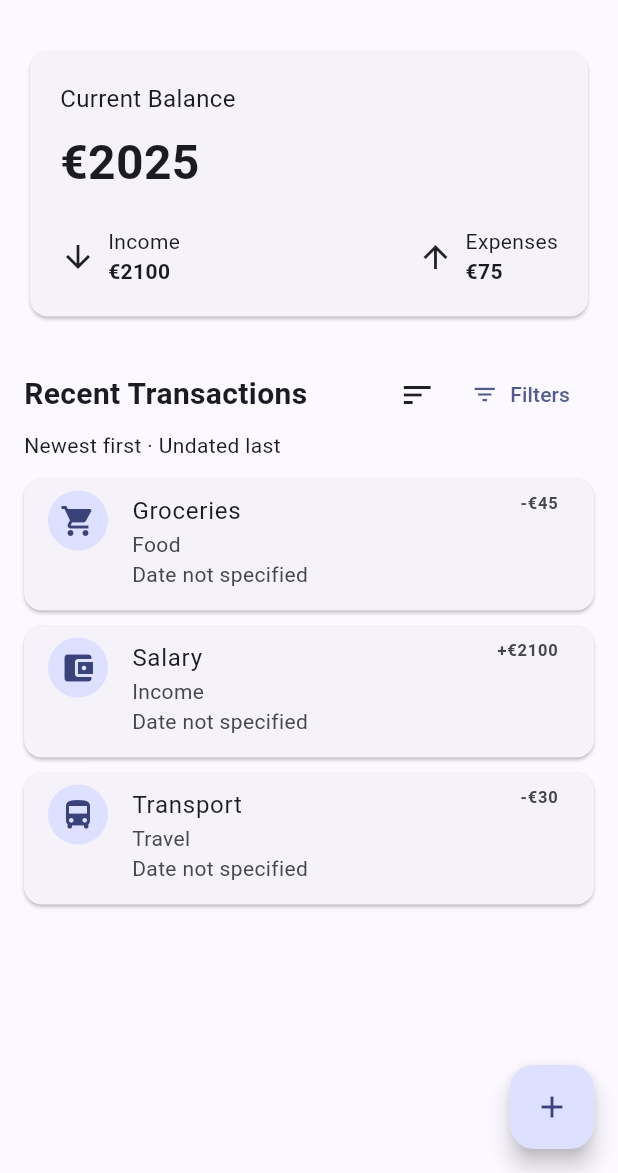
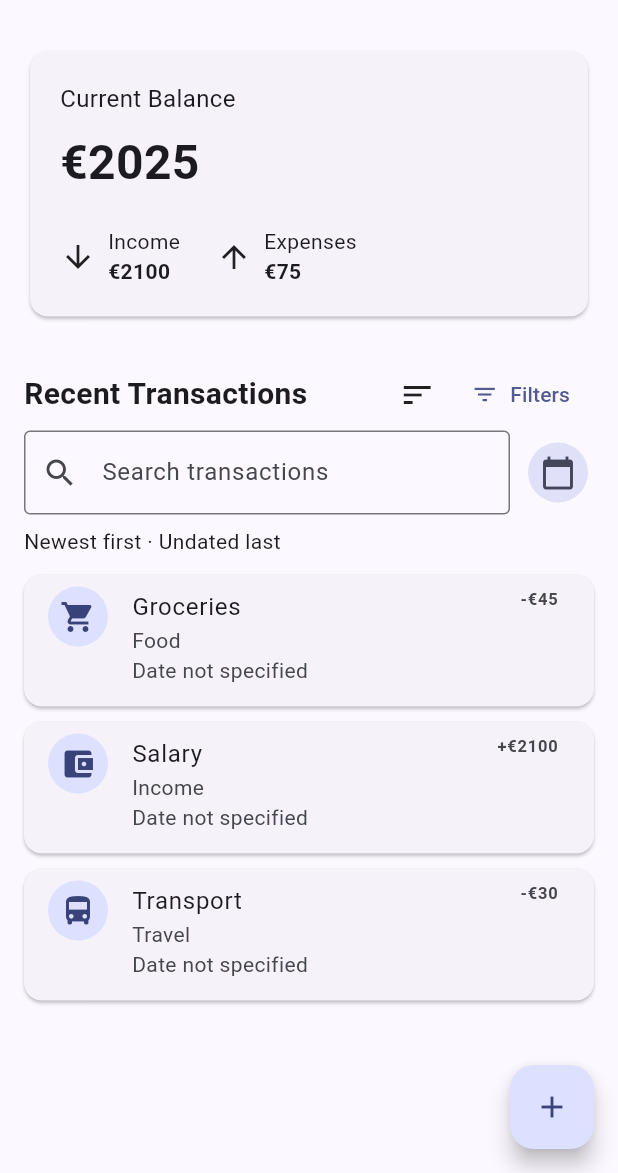
Before and after one commit to cansugedik/pocket_plan, a Flutter app: the screen it shows after launch, on a phone screen of 412 x 824 dp, the part 63-1236 px from its top. Run offline on Flutter 3.47's test engine with Material 3 defaults, Android fonts, the phone set to English and light mode, and no system bars; our stand-ins replace shared_preferences.

Commit message:
Add transaction search with calendar date filtering

```diff
--- a/lib/screens/home_page.dart
+++ b/lib/screens/home_page.dart
@@ -5,6 +5,8 @@ import 'package:shared_preferences/shared_preferences.dart';
 
 import '../model/transaction.dart';
 import '../utils/transaction_sort.dart';
+import '../utils/transaction_search.dart';
+import '../utils/transaction_date_filter.dart';
 import '../widgets/balance_card.dart';
 import '../widgets/transaction_item.dart';
 import 'add_transaction_page.dart';
@@ -22,10 +24,20 @@ class _HomePageState extends State<HomePage> {
 
   List<Transaction> transactions = [];
   bool isLoading = true;
+  final searchController = TextEditingController();
+  String searchQuery = '';
+
+  @override
+  void dispose() {
+    searchController.dispose();
+    super.dispose();
+  }
+
   bool oldestFirst = false;
   String typeFilter = 'all';
   String? categoryFilter;
   String? monthFilter;
+  DateTime? searchDate;
 
   bool get hasFilters =>
       typeFilter != 'all' || categoryFilter != null || monthFilter != null;
@@ -254,9 +266,11 @@ class _HomePageState extends State<HomePage> {
   @override
   Widget build(BuildContext context) {
     final matchingTransactions = transactions.where((t) {
+      if (!matchesTransactionQuery(t, searchQuery)) return false;
       if (typeFilter == 'income' && !t.isIncome) return false;
       if (typeFilter == 'expense' && t.isIncome) return false;
       if (categoryFilter != null && t.category != categoryFilter) return false;
+      if (!matchesTransactionDate(t.date, searchDate)) return false;
       if (monthFilter == 'undated') return t.date == null;
       if (monthFilter != null) {
         return t.date != null && monthKey(t.date!) == monthFilter;
@@ -310,15 +324,20 @@ class _HomePageState extends State<HomePage> {
           ? const Center(child: CircularProgressIndicator())
           : Padding(
               padding: const EdgeInsets.all(16),
+              child: NestedScrollView(
+                headerSliverBuilder: (context, innerBoxIsScrolled) => [
+                  SliverToBoxAdapter(
                     child: Column(
-                crossAxisAlignment: CrossAxisAlignment.start,
+                      crossAxisAlignment: CrossAxisAlignment.stretch,
                       children: [
+                        if (MediaQuery.viewInsetsOf(context).bottom == 0) ...[
                           BalanceCard(
                             balance: balance,
                             income: totalIncome,
                             expense: totalExpense,
                           ),
                           const SizedBox(height: 24),
+                        ],
                         Row(
                           children: [
                             const Expanded(
@@ -352,16 +371,74 @@ class _HomePageState extends State<HomePage> {
                             TextButton.icon(
                               onPressed: showFilters,
                               icon: const Icon(Icons.filter_list),
-                        label: Text(hasFilters ? 'Filters on' : 'Filters'),
+                              label: Text(
+                                hasFilters ? 'Filters on' : 'Filters',
+                              ),
                             ),
                           ],
                         ),
+                        Row(
+                          children: [
+                            Expanded(
+                              child: TextField(
+                                key: const ValueKey('transaction-search'),
+                                controller: searchController,
+                                onChanged: (value) =>
+                                    setState(() => searchQuery = value),
+                                decoration: InputDecoration(
+                                  labelText: 'Search transactions',
+                                  hintText: 'Title or category',
+                                  prefixIcon: const Icon(Icons.search),
+                                  suffixIcon: searchQuery.isEmpty
+                                      ? null
+                                      : IconButton(
+                                          tooltip: 'Clear search',
+                                          icon: const Icon(Icons.clear),
+                                          onPressed: () => setState(() {
+                                            searchController.clear();
+                                            searchQuery = '';
+                                          }),
+                                        ),
+                                  border: const OutlineInputBorder(),
+                                ),
+                              ),
+                            ),
+                            const SizedBox(width: 8),
+                            IconButton.filledTonal(
+                              tooltip: 'Search by date',
+                              onPressed: () async {
+                                final picked = await showDatePicker(
+                                  context: context,
+                                  initialDate: searchDate ?? DateTime.now(),
+                                  firstDate: DateTime(1900),
+                                  lastDate: DateTime(2100, 12, 31),
+                                );
+                                if (!mounted || picked == null) return;
+                                setState(() => searchDate = picked);
+                              },
+                              icon: const Icon(Icons.calendar_today),
+                            ),
+                          ],
+                        ),
+                        if (searchDate != null)
+                          Align(
+                            alignment: Alignment.centerLeft,
+                            child: InputChip(
+                              label: Text(
+                                'Date: ${MaterialLocalizations.of(context).formatShortDate(searchDate!)}',
+                              ),
+                              onDeleted: () =>
+                                  setState(() => searchDate = null),
+                              deleteButtonTooltipMessage: 'Clear search date',
+                            ),
+                          ),
+                        const SizedBox(height: 8),
                         Text(
                           '${oldestFirst ? 'Oldest first' : 'Newest first'} · Undated last',
                         ),
                         if (hasFilters) ...[
                           const Text(
-                      'Filters affect the list. Balance shows all transactions.',
+                            'Search and filters affect the list. Balance shows all transactions.',
                           ),
                           TextButton(
                             onPressed: () => setState(() {
@@ -373,11 +450,16 @@ class _HomePageState extends State<HomePage> {
                           ),
                         ],
                         const SizedBox(height: 12),
-                  Expanded(
-                    child: visibleTransactions.isEmpty
+                      ],
+                    ),
+                  ),
+                ],
+                body: visibleTransactions.isEmpty
                     ? Center(
                         child: Text(
-                              hasFilters
+                          searchQuery.trim().isNotEmpty || searchDate != null
+                              ? 'No transactions match your search and filters.'
+                              : hasFilters
                               ? 'No transactions match your filters.'
                               : 'No transactions yet.',
                         ),
@@ -403,9 +485,7 @@ class _HomePageState extends State<HomePage> {
 
                               if (!mounted || result == null) return;
 
-                                  final index = transactions.indexOf(
-                                    transaction,
-                                  );
+                              final index = transactions.indexOf(transaction);
 
                               if (index == -1) return;
 
@@ -427,9 +507,7 @@ class _HomePageState extends State<HomePage> {
                               if (!mounted) return;
 
                               if (!saved) {
-                                    ScaffoldMessenger.of(
-                                      this.context,
-                                    ).showSnackBar(
+                                ScaffoldMessenger.of(this.context).showSnackBar(
                                   const SnackBar(
                                     content: Text(
                                       'Transaction could not be saved.',
@@ -453,8 +531,6 @@ class _HomePageState extends State<HomePage> {
                           );
                         },
                       ),
-                  ),
-                ],
               ),
             ),
       floatingActionButton: FloatingActionButton(
--- /dev/null
+++ b/lib/utils/transaction_date_filter.dart
@@ -0,0 +1,8 @@
+/// Matches a selected calendar day; no selection includes all dates.
+bool matchesTransactionDate(DateTime? date, DateTime? selectedDate) {
+  if (selectedDate == null) return true;
+  return date != null &&
+      date.year == selectedDate.year &&
+      date.month == selectedDate.month &&
+      date.day == selectedDate.day;
+}
--- /dev/null
+++ b/lib/utils/transaction_search.dart
@@ -0,0 +1,12 @@
+import '../model/transaction.dart';
+
+String _normalize(String value) =>
+    value.toLowerCase().replaceAll('ı', 'i').replaceAll('i\u0307', 'i');
+
+/// Matches a literal substring in the title or category, ignoring case.
+bool matchesTransactionQuery(Transaction transaction, String query) {
+  final term = _normalize(query.trim());
+  return term.isEmpty ||
+      _normalize(transaction.title).contains(term) ||
+      _normalize(transaction.category).contains(term);
+}
--- a/lib/widgets/balance_card.dart
+++ b/lib/widgets/balance_card.dart
@@ -22,23 +22,17 @@ class BalanceCard extends StatelessWidget {
         child: Column(
           crossAxisAlignment: CrossAxisAlignment.start,
           children: [
-            const Text(
-              'Current Balance',
-              style: TextStyle(
-                fontSize: 16,
-              ),
-            ),
+            const Text('Current Balance', style: TextStyle(fontSize: 16)),
             const SizedBox(height: 8),
             Text(
               '€${balance.toStringAsFixed(0)}',
-              style: const TextStyle(
-                fontSize: 32,
-                fontWeight: FontWeight.bold,
-              ),
+              style: const TextStyle(fontSize: 32, fontWeight: FontWeight.bold),
             ),
             const SizedBox(height: 20),
-            Row(
-              mainAxisAlignment: MainAxisAlignment.spaceBetween,
+            Wrap(
+              alignment: WrapAlignment.spaceBetween,
+              spacing: 24,
+              runSpacing: 12,
               children: [
                 SummaryItem(
                   title: 'Income',
```
Also changed, not shown: 1 other file. Lines whose indentation alone changed are shown as unchanged.
